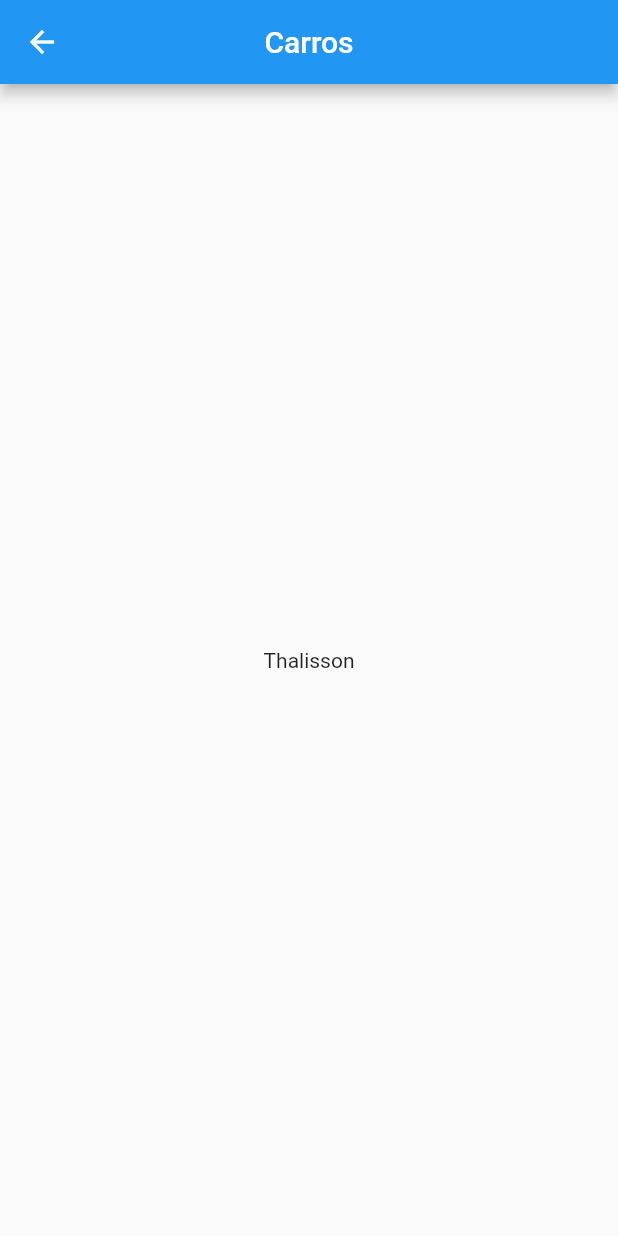
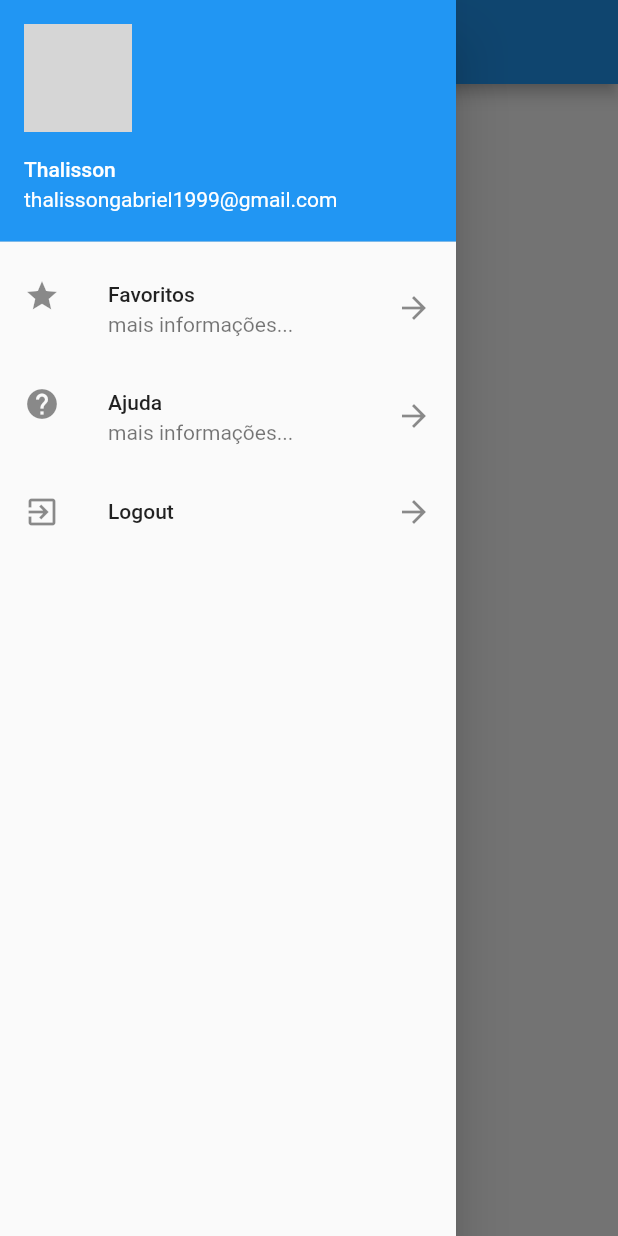
Before and after one commit to tgdssm/carros, a Flutter app: the HomePage screen opened directly, with the side drawer open (before the commit the screen has no drawer), on a phone screen of 412 x 824 dp. Run offline on Flutter 3.47's test engine with Material 2 defaults, Android fonts, the phone set to English and light mode, and no system bars; network calls fail; grey boxes are pictures that could not be loaded.

Commit message:
tratamento de erro na chamada da api e drawer para logout

```diff
--- /dev/null
+++ b/lib/drawer.dart
@@ -0,0 +1,52 @@
+import 'package:cars/screens/login_page.dart';
+import 'package:flutter/material.dart';
+
+class DrawerList extends StatelessWidget {
+  @override
+  Widget build(BuildContext context) {
+    return Drawer(
+      child: ListView(
+        children: <Widget>[
+          UserAccountsDrawerHeader(
+            accountName: Text("Thalisson"),
+            accountEmail: Text("thalissongabriel1999@gmail.com"),
+            currentAccountPicture: CircleAvatar(
+              backgroundImage: NetworkImage(
+                  "https://scontent.fplu8-1.fna.fbcdn.net/v/t1.0-9/s960x960/73420314_2785970414962820_303891471885402112_o.jpg?_nc_cat=100&_nc_sid=85a577&_nc_oc=AQm40MpnAf_OqCB8m2uOkCCYMN-1uyMDdUxb7nFnbaN2GlORGS64pZC_qHWujDT8FHs&_nc_ht=scontent.fplu8-1.fna&_nc_tp=7&oh=291284bc047099b2cb88220492da1e71&oe=5E863185"),
+            ),
+          ),
+          ListTile(
+            leading: Icon(Icons.star),
+            title: Text("Favoritos"),
+            subtitle: Text("mais informações..."),
+            trailing: Icon(Icons.arrow_forward),
+            onTap: () {
+              Navigator.pop(context);
+            },
+          ),
+          ListTile(
+            leading: Icon(Icons.help),
+            title: Text("Ajuda"),
+            subtitle: Text("mais informações..."),
+            trailing: Icon(Icons.arrow_forward),
+            onTap: () {
+              print("Item 1");
+              Navigator.pop(context);
+            },
+          ),
+          ListTile(
+            leading: Icon(Icons.exit_to_app),
+            title: Text("Logout"),
+            trailing: Icon(Icons.arrow_forward),
+            onTap: () => _onClickLogout(context),
+          )
+        ],
+      ),
+    );
+  }
+
+  _onClickLogout(BuildContext context) {
+    Navigator.pop(context);
+    Navigator.pushReplacement(context, MaterialPageRoute(builder: (context) => Login()));
+  }
+}
--- a/lib/main.dart
+++ b/lib/main.dart
@@ -1,4 +1,5 @@
 import 'package:cars/screens/login_page.dart';
+import 'package:flutter/cupertino.dart';
 import 'package:flutter/material.dart';
 
 void main() => runApp(MyApp());
@@ -11,6 +12,7 @@ class MyApp extends StatelessWidget {
       debugShowCheckedModeBanner: false,
       title: 'Flutter Demo',
       theme: ThemeData(
+        //brightness: Brightness.dark,
         primarySwatch: Colors.blue,
       ),
       home: Login(),
--- a/lib/screens/home_page.dart
+++ b/lib/screens/home_page.dart
@@ -1,3 +1,4 @@
+import 'package:cars/drawer.dart';
 import 'package:flutter/material.dart';
 
 class HomePage extends StatelessWidget {
@@ -9,12 +10,13 @@ class HomePage extends StatelessWidget {
         centerTitle: true,
       ),
       body: _body(),
+      drawer: DrawerList(),
     );
   }
 
   _body() {
     return Center(
-      child: Text("Thalisson"),
+      child: Text("Home"),
     );
   }
 }
--- a/lib/screens/login_api.dart
+++ b/lib/screens/login_api.dart
@@ -1,5 +1,4 @@
 import 'dart:convert';
-
 import 'package:cars/screens/api_response.dart';
 import 'package:cars/screens/user.dart';
 import 'package:http/http.dart' as http;
@@ -7,6 +6,7 @@ import 'package:http/http.dart' as http;
 class LoginApi {
   static Future<ApiResponse<Usuario>> login(String login, String senha) async{
 
+    try{
       var url = 'https://carros-springboot.herokuapp.com/api/v2/login';
 
       Map<String, String> headers = {"Context-Type": "application/json"};
@@ -22,5 +22,8 @@ class LoginApi {
         return ApiResponse.ok(user);
       }
       return ApiResponse.erro(res['error']);
+    }catch(erro){
+      return ApiResponse.erro("Não foi possivel fazer o login, verifique sua conexão");
     }
   }
+}
```
Also changed, not shown: lib/screens/login_page.dart (+10 -3 lines). Lines whose indentation alone changed are shown as unchanged.
